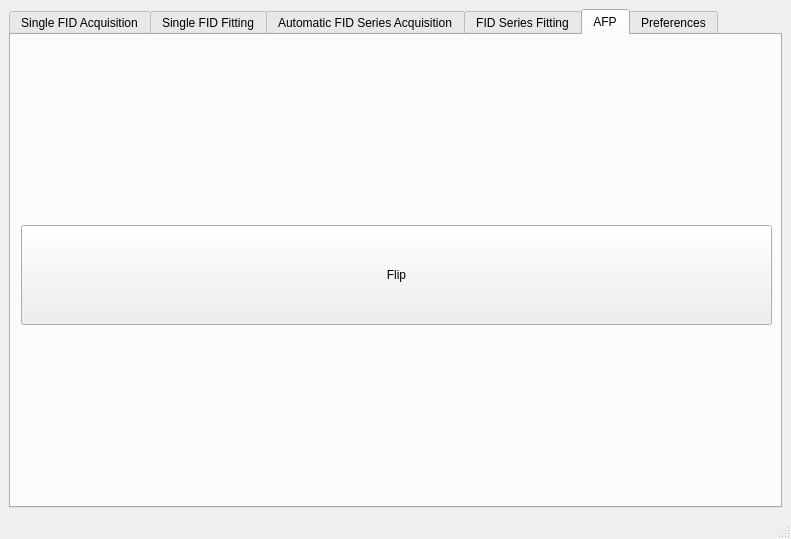
Above: FLYNN/UI/daq_ui.ui from isispolneut/flynn_nmr_control before the change. Below: the same form after it.
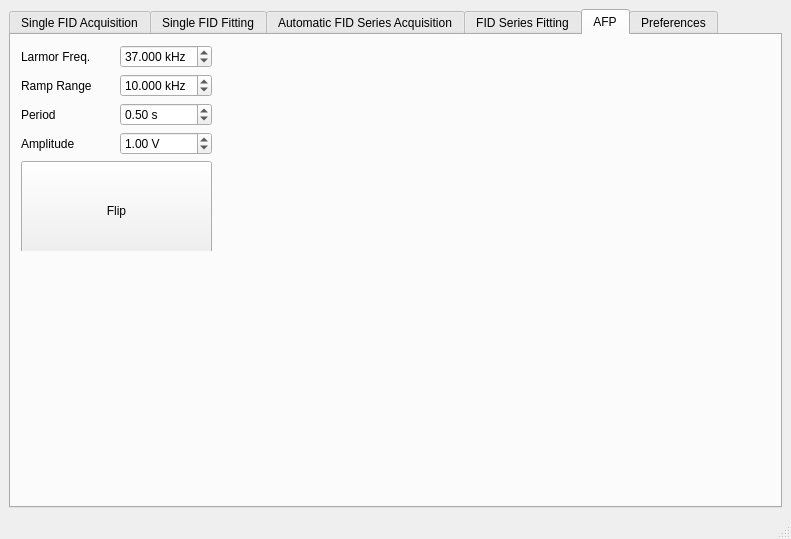
That is the form after the change. The open tabs and pages were chosen to show the change.

```diff
--- a/FLYNN/UI/daq_ui.ui
+++ b/FLYNN/UI/daq_ui.ui
@@ -1362,12 +1362,19 @@
          <rect>
           <x>10</x>
           <y>10</y>
-          <width>751</width>
-          <height>461</height>
+          <width>191</width>
+          <height>206</height>
          </rect>
         </property>
         <layout class="QGridLayout" name="gridLayout_10">
          <item row="0" column="0">
+          <widget class="QLabel" name="larmor_freq_label">
+           <property name="text">
+            <string>Larmor Freq.</string>
+           </property>
+          </widget>
+         </item>
+         <item row="4" column="0" colspan="2">
           <widget class="QPushButton" name="afp_button">
            <property name="minimumSize">
             <size>
@@ -1380,6 +1387,73 @@
            </property>
           </widget>
          </item>
+         <item row="1" column="0">
+          <widget class="QLabel" name="ramp_range_label">
+           <property name="text">
+            <string>Ramp Range</string>
+           </property>
+          </widget>
+         </item>
+         <item row="1" column="1">
+          <widget class="QDoubleSpinBox" name="ramp_range_spin">
+           <property name="suffix">
+            <string> kHz</string>
+           </property>
+           <property name="decimals">
+            <number>3</number>
+           </property>
+           <property name="value">
+            <double>10.000000000000000</double>
+           </property>
+          </widget>
+         </item>
+         <item row="2" column="0">
+          <widget class="QLabel" name="afp_period_label">
+           <property name="text">
+            <string>Period</string>
+           </property>
+          </widget>
+         </item>
+         <item row="0" column="1">
+          <widget class="QDoubleSpinBox" name="larmor_freq_spin">
+           <property name="suffix">
+            <string> kHz</string>
+           </property>
+           <property name="decimals">
+            <number>3</number>
+           </property>
+           <property name="value">
+            <double>37.000000000000000</double>
+           </property>
+          </widget>
+         </item>
+         <item row="3" column="0">
+          <widget class="QLabel" name="afp_amplitude_label">
+           <property name="text">
+            <string>Amplitude</string>
+           </property>
+          </widget>
+         </item>
+         <item row="2" column="1">
+          <widget class="QDoubleSpinBox" name="afp_period_spin">
+           <property name="suffix">
+            <string> s</string>
+           </property>
+           <property name="value">
+            <double>0.500000000000000</double>
+           </property>
+          </widget>
+         </item>
+         <item row="3" column="1">
+          <widget class="QDoubleSpinBox" name="afp_amplitude_spin">
+           <property name="suffix">
+            <string> V</string>
+           </property>
+           <property name="value">
+            <double>1.000000000000000</double>
+           </property>
+          </widget>
+         </item>
         </layout>
        </widget>
       </widget>
```
Left out of the diff: 74 changed lines with no effect on the pictures.
